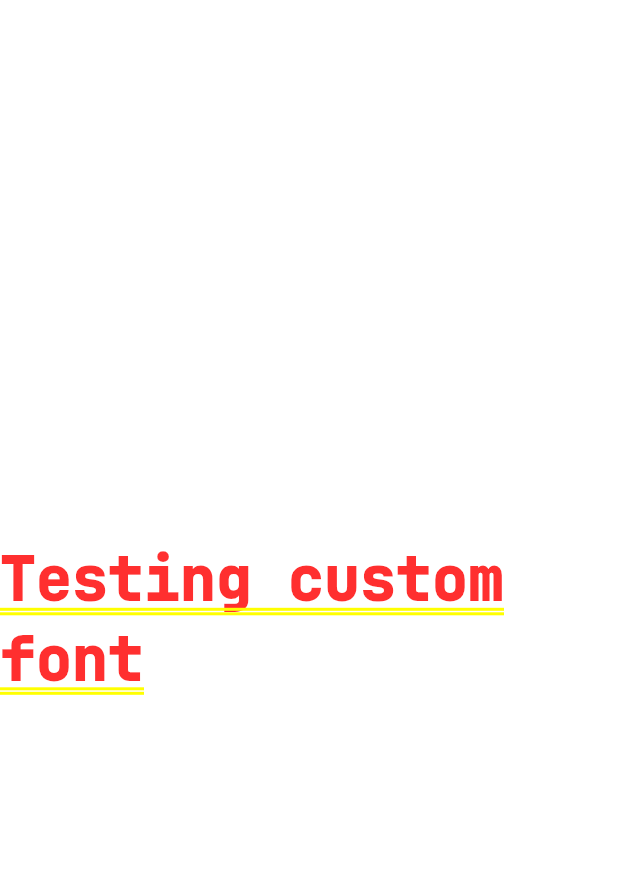
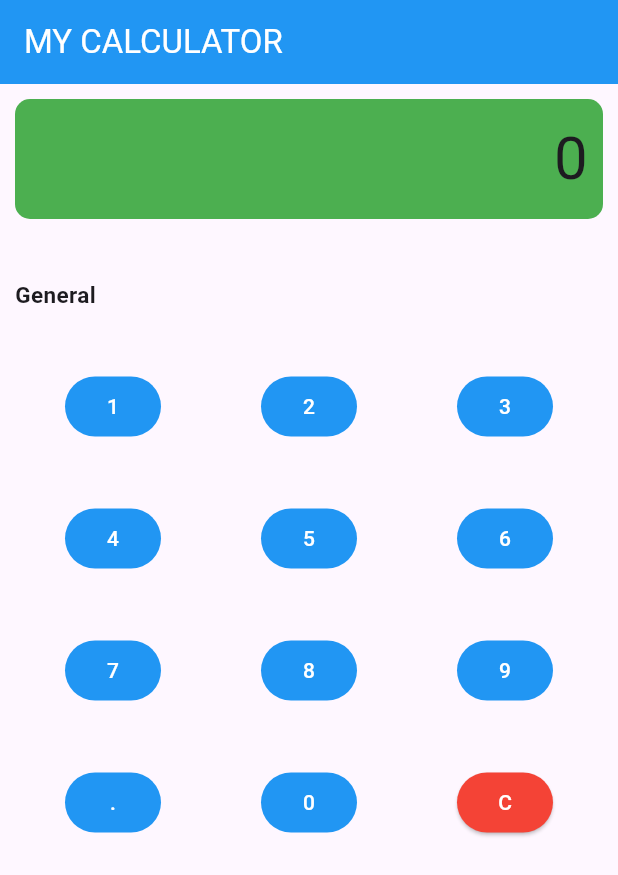
Before and after one commit to MoDev40/Flutter-Basics, a Flutter app: the screen it shows after launch, on a phone screen of 412 x 824 dp. Shown: the top 875 px of the screen. Run offline on Flutter 3.47's test engine with Material 3 defaults, Android fonts, the phone set to English and light mode, and no system bars; key blocks and very long unbroken strings in the code were emptied for the run.

Commit message:
Simple Calculator

```diff
--- a/lib/main.dart
+++ b/lib/main.dart
@@ -1,25 +1,24 @@
 // import 'package:basic/pages/homepage.dart';
 // import 'package:basic/pages/screen0.dart';
 // import 'package:basic/pages/screen1.dart';
+import 'package:basic/pages/calculator.dart';
 import 'package:basic/pages/custom_font.dart';
 import 'package:basic/pages/weekThreeWork.dart';
 import 'package:basic/structure_layout.dart';
 import 'package:flutter/material.dart';
 
-void main() {
-  runApp(const MyApp());
-}
 
-class MyApp extends StatelessWidget {
-  const MyApp({super.key});
-  @override
-  Widget build(BuildContext context) {
-    return const MaterialApp(
-      title: "My App",
-      home: CustomFont(),
-    );
-  }
-}
+
+// class MyApp extends StatelessWidget {
+//   const MyApp({super.key});
+//   @override
+//   Widget build(BuildContext context) {
+//     return const MaterialApp(
+//       title: "My App",
+//       home: CustomFont(),
+//     );
+//   }
+// }
 // MaterialApp(
 // initialRoute: "/",
 // routes: {
@@ -28,3 +27,8 @@ class MyApp extends StatelessWidget {
 // '/screen1': (context) => const Screen1(),
 // },
 // )
+
+
+void main() {
+  runApp(const MyCalculator());
+}
--- /dev/null
+++ b/lib/pages/calculator.dart
@@ -0,0 +1,233 @@
+import 'package:flutter/material.dart';
+
+class MyCalculator extends StatefulWidget {
+  const MyCalculator({super.key});
+  @override
+  _Calculator createState() => _Calculator();
+}
+
+class _Calculator extends State<MyCalculator> {
+  int _number = 0;
+
+  void _generate(int num) {
+    setState(() {
+      _number = num;
+    });
+  }
+
+  @override
+  Widget build(BuildContext context) {
+    return MaterialApp(
+      home: SafeArea(
+        child: Scaffold(
+          appBar: AppBar(
+            title: const Text("MY CALCULATOR"),
+            backgroundColor: Colors.blue,
+            foregroundColor: Colors.white,
+          ),
+          body: Padding(
+            padding: const EdgeInsets.all(10),
+            child: Column(
+              crossAxisAlignment: CrossAxisAlignment.start,
+              children: [
+                Container(
+                  decoration: BoxDecoration(
+                    borderRadius: BorderRadius.circular(10),
+                    color: Colors.green,
+                  ),
+                  height: 80,
+                  child: Padding(
+                    padding: const EdgeInsets.only(right:10),
+                    child: Align(
+                      alignment: Alignment.centerRight,
+                      child: Text(
+                        '$_number',
+                        style: const TextStyle(fontSize: 40),
+                      ),
+                    ),
+                  ),
+                ),
+                const SizedBox(height: 40),
+                const Text("General",style: TextStyle(fontSize: 15,fontWeight: FontWeight.bold),),
+                Column(
+                  crossAxisAlignment: CrossAxisAlignment.start,
+                  mainAxisAlignment: MainAxisAlignment.spaceAround,
+                  children: [
+                    const SizedBox(height: 40),
+                    Row(
+                      mainAxisAlignment: MainAxisAlignment.spaceAround,
+                      children: [
+                        TextButton(
+                          onPressed: () {
+                            _generate(1);
+                          },
+                          style: ButtonStyle(
+                            backgroundColor:
+                                WidgetStateProperty.all(Colors.blue),
+                            foregroundColor:
+                                WidgetStateProperty.all(Colors.white),
+                          ),
+                          child: const Text("1"),
+                        ),
+                        TextButton(
+                          onPressed: () {
+                            _generate(2);
+                          },
+                          style: ButtonStyle(
+                            backgroundColor:
+                                WidgetStateProperty.all(Colors.blue),
+                            foregroundColor:
+                                WidgetStateProperty.all(Colors.white),
+                          ),
+                          child: const Text("2"),
+                        ),
+                        TextButton(
+                          onPressed: () {
+                            _generate(3);
+                          },
+                          style: ButtonStyle(
+                            backgroundColor:
+                                WidgetStateProperty.all(Colors.blue),
+                            foregroundColor:
+                                WidgetStateProperty.all(Colors.white),
+                          ),
+                          child: const Text("3"),
+                        )
+                      ],
+                    ),
+                    const SizedBox(height: 40),
+                    Row(
+                      mainAxisAlignment: MainAxisAlignment.spaceAround,
+                      children: [
+                        TextButton(
+                          onPressed: () {
+                            _generate(4);
+                          },
+                          style: ButtonStyle(
+                            backgroundColor:
+                                WidgetStateProperty.all(Colors.blue),
+                            foregroundColor:
+                                WidgetStateProperty.all(Colors.white),
+                          ),
+                          child: const Text("4"),
+                        ),
+                        TextButton(
+                          onPressed: () {
+                            _generate(5);
+                          },
+                          style: ButtonStyle(
+                            backgroundColor:
+                                WidgetStateProperty.all(Colors.blue),
+                            foregroundColor:
+                                WidgetStateProperty.all(Colors.white),
+                          ),
+                          child: const Text("5"),
+                        ),
+                        TextButton(
+                          onPressed: () {
+                            _generate(6);
+                          },
+                          style: ButtonStyle(
+                            backgroundColor:
+                                WidgetStateProperty.all(Colors.blue),
+                            foregroundColor:
+                                WidgetStateProperty.all(Colors.white),
+                          ),
+                          child: const Text("6"),
+                        )
+                      ],
+                    ),
+                    const SizedBox(height: 40),
+                    Row(
+                      mainAxisAlignment: MainAxisAlignment.spaceAround,
+                      children: [
+                        TextButton(
+                          onPressed: () {
+                            _generate(7);
+                          },
+                          style: ButtonStyle(
+                            backgroundColor:
+                                WidgetStateProperty.all(Colors.blue),
+                            foregroundColor:
+                                WidgetStateProperty.all(Colors.white),
+                          ),
+                          child: const Text("7"),
+                        ),
+                        TextButton(
+                          onPressed: () {
+                            _generate(8);
+                          },
+                          style: ButtonStyle(
+                            backgroundColor:
+                                WidgetStateProperty.all(Colors.blue),
+                            foregroundColor:
+                                WidgetStateProperty.all(Colors.white),
+                          ),
+                          child: const Text("8"),
+                        ),
+                        TextButton(
+                          onPressed: () {
+                            _generate(9);
+                          },
+                          style: ButtonStyle(
+                            backgroundColor:
+                                WidgetStateProperty.all(Colors.blue),
+                            foregroundColor:
+                                WidgetStateProperty.all(Colors.white),
+                          ),
+                          child: const Text("9"),
+                        )
+                      ],
+                    ),
+                    const SizedBox(height: 40),
+                    Row(
+                      mainAxisAlignment: MainAxisAlignment.spaceAround,
+                      children: [
+                        TextButton(
+                          onPressed: () {
+                            _generate(0);
+                          },
+                          style: ButtonStyle(
+                            backgroundColor:
+                                WidgetStateProperty.all(Colors.blue),
+                            foregroundColor:
+                                WidgetStateProperty.all(Colors.white),
+                          ),
+                          child: const Text("."),
+                        ),
+                        TextButton(
+                          onPressed: () {
+                            _generate(0);
+                          },
+                          style: ButtonStyle(
+                            backgroundColor:
+                                WidgetStateProperty.all(Colors.blue),
+                            foregroundColor:
+                                WidgetStateProperty.all(Colors.white),
+                          ),
+                          child: const Text("0"),
+                        ),
+                        ElevatedButton(
+                          onPressed: () {
+                            _generate(0);
+                          },
+                          style: ButtonStyle(
+                            backgroundColor:
+                                WidgetStateProperty.all(Colors.red),
+                            foregroundColor:
+                                WidgetStateProperty.all(Colors.white),
+                          ),
+                          child: const Text("C"),
+                        )
+                      ],
+                    )
+                  ],
+                )
+              ],
+            ),
+          ),
+        ),
+      ),
+    );
+  }
+}
```
Also changed, not shown: lib/pages/design.dart (added, +181 -0 lines).
